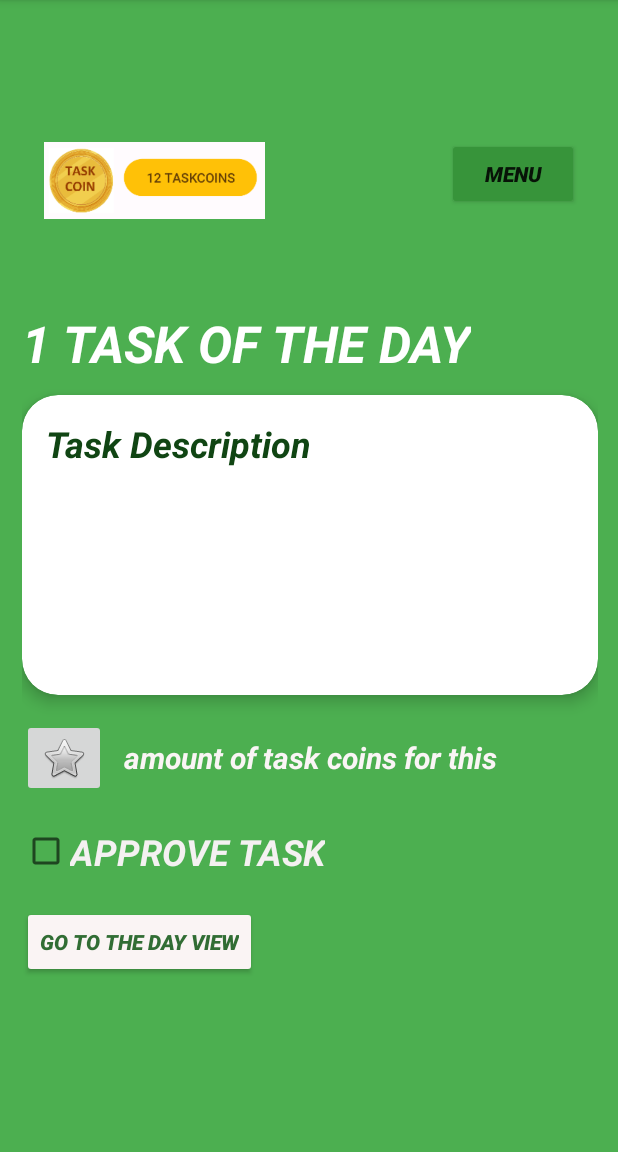
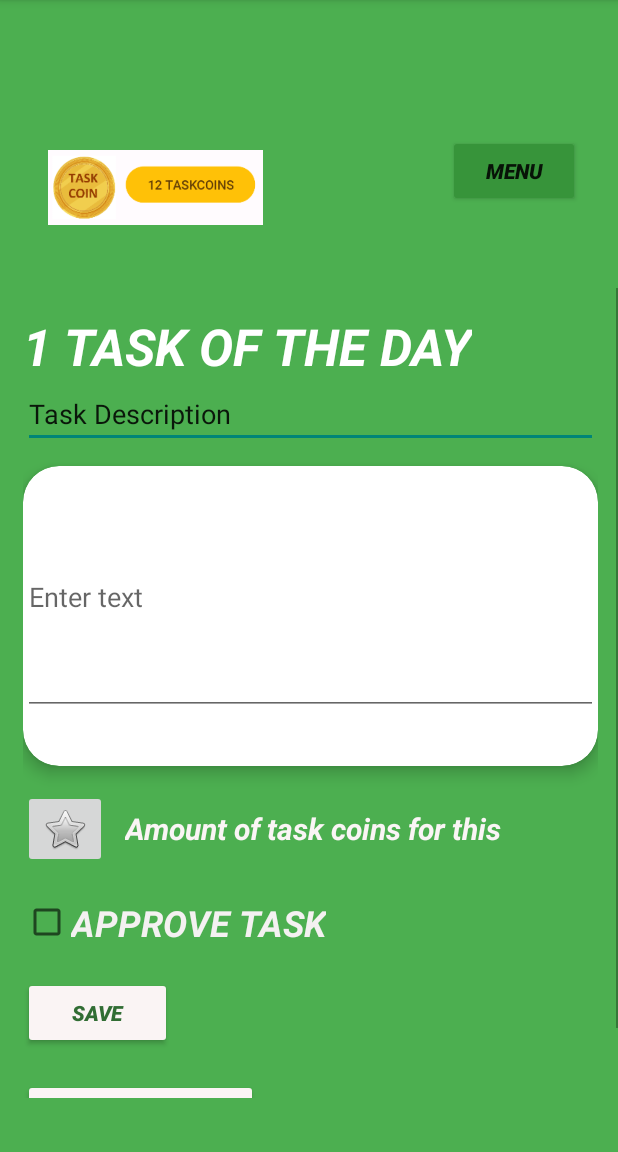
Before and after one commit to MaksymTsyhypalo/MobileSystems, an Android app: the screen it shows after launch (ScrollTaskActivity), after a tap on "TASK PAGE", on a phone screen of 412 x 824 dp, the part 84-1236 px from its top. Run offline under Robolectric (Android 15) with nearby library versions, the phone set to English and light mode, and no system bars.

Commit message:
UI changes, added user input and internal storage.

```diff
--- a/Assistant/app/src/main/java/com/example/assistant/GardenActivity.kt
+++ b/Assistant/app/src/main/java/com/example/assistant/GardenActivity.kt
@@ -14,5 +14,8 @@ class GardenActivity : AppCompatActivity() {
         findViewById<Button>(R.id.btn_menu).setOnClickListener {
             startActivity(Intent(this, MenuActivity::class.java))
         }
+        findViewById<Button>(R.id.shopbutton).setOnClickListener {
+            startActivity(Intent(this, ShopActivity::class.java))
+        }
     }
 }
--- a/Assistant/app/src/main/java/com/example/assistant/ScrollDayActivity.kt
+++ b/Assistant/app/src/main/java/com/example/assistant/ScrollDayActivity.kt
@@ -13,5 +13,7 @@ class ScrollDayActivity : AppCompatActivity() {
         findViewById<Button>(R.id.btn_menu).setOnClickListener {
             startActivity(Intent(this, MenuActivity::class.java))
         }
+        findViewById<Button>(R.id.button5).setOnClickListener{ startActivity(Intent(this, ScrollTaskActivity::class.java)) }
+        findViewById<Button>(R.id.button8).setOnClickListener{ startActivity(Intent(this, ScrollTaskActivity::class.java)) }
     }
 }
--- a/Assistant/app/src/main/java/com/example/assistant/ScrollTaskActivity.kt
+++ b/Assistant/app/src/main/java/com/example/assistant/ScrollTaskActivity.kt
@@ -2,16 +2,48 @@ package com.example.assistant
 
 import android.content.Intent
 import android.os.Bundle
+import android.widget.Button
+import android.widget.CheckBox
+import android.widget.EditText
 import androidx.appcompat.app.AppCompatActivity
-import android.widget.Button
+import java.io.File
+import android.widget.Toast;
 
 class ScrollTaskActivity : AppCompatActivity() {
     override fun onCreate(savedInstanceState: Bundle?) {
         super.onCreate(savedInstanceState)
         setContentView(R.layout.scroll_task)
+        val filed = File(filesDir, "descriptions.json");
+        if(!filed.exists()){
+            filed.createNewFile();
+        }
+        val file = File(filesDir, "data.json");
+        if(!file.exists()){
+            file.createNewFile();
+        }
+        var etext = findViewById<EditText>(R.id.edit1);
+        var dtext = findViewById<EditText>(R.id.edittextdesc);
+
+        var Ostringd: String = filed.readText(Charsets.UTF_8);
+        var Ostringx: String = file.readText(Charsets.UTF_8);
+        etext.clearComposingText();
+        etext.append(Ostringx);
+        dtext.append(Ostringd);
+
 
         findViewById<Button>(R.id.btn_menu).setOnClickListener {
             startActivity(Intent(this, MenuActivity::class.java))
         }
+        findViewById<CheckBox>(R.id.checkBox).setOnClickListener { }
+        var button = findViewById<Button>(R.id.button2);
+        findViewById<Button>(R.id.button2).setOnClickListener {
+            var Stringd: String = dtext.getText().toString();
+            val Stringx: String = etext.getText().toString();
+
+            filed.writeText(Stringd + "\n", Charsets.UTF_8);
+            file.writeText(Stringx + "\n", Charsets.UTF_8);
+            Toast.makeText(this@ScrollTaskActivity, "Saved", Toast.LENGTH_SHORT).show()
+        }
+
     }
 }
--- a/Assistant/app/src/main/java/com/example/assistant/ShopActivity.kt
+++ b/Assistant/app/src/main/java/com/example/assistant/ShopActivity.kt
@@ -13,5 +13,8 @@ class ShopActivity : AppCompatActivity() {
         findViewById<Button>(R.id.btn_menu).setOnClickListener {
             startActivity(Intent(this, MenuActivity::class.java))
         }
+        findViewById<Button>(R.id.vb).setOnClickListener {
+            startActivity(Intent(this, GardenActivity::class.java))
+        }
     }
 }
--- a/Assistant/app/src/main/res/layout/menu_layout.xml
+++ b/Assistant/app/src/main/res/layout/menu_layout.xml
@@ -15,7 +15,7 @@
         <TextView
             android:id="@+id/textView5"
             android:layout_width="match_parent"
-            android:layout_height="38dp"
+            android:layout_height="40dp"
             android:background="#FFFFFF"
             android:backgroundTint="#FFFFFF"
             android:text="CFAssist"
--- a/Assistant/app/src/main/res/layout/scroll_task.xml
+++ b/Assistant/app/src/main/res/layout/scroll_task.xml
@@ -8,10 +8,10 @@
 
     <LinearLayout
         android:id="@+id/header_task"
-        android:layout_width="196dp"
-        android:layout_height="57dp"
-        android:layout_marginTop="92dp"
-        android:layout_marginEnd="134dp"
+        android:layout_width="195dp"
+        android:layout_height="60dp"
+        android:layout_marginTop="95dp"
+        android:layout_marginEnd="135dp"
         android:gravity="center_vertical"
         android:orientation="horizontal"
         android:paddingStart="16dp"
@@ -23,15 +23,15 @@
         app:layout_constraintTop_toTopOf="parent">
 
         <ImageView
-            android:layout_width="174dp"
-            android:layout_height="51dp"
+            android:layout_width="175dp"
+            android:layout_height="50dp"
             android:src="@drawable/task_coins_brick" />
 
     </LinearLayout>
 
     <ScrollView
-        android:layout_width="416dp"
-        android:layout_height="538dp"
+        android:layout_width="415dp"
+        android:layout_height="540dp"
         app:layout_constraintBottom_toBottomOf="parent"
         app:layout_constraintEnd_toEndOf="parent"
         app:layout_constraintStart_toStartOf="parent"
@@ -52,6 +52,14 @@
                 android:textSize="34sp"
                 android:textStyle="bold|italic" />
 
+            <EditText
+                android:id="@+id/edittextdesc"
+                android:layout_width="match_parent"
+                android:layout_height="wrap_content"
+                android:ems="10"
+                android:inputType="text"
+                android:text="Task Description" />
+
             <androidx.cardview.widget.CardView
                 android:layout_width="match_parent"
                 android:layout_height="200dp"
@@ -59,15 +67,18 @@
                 app:cardCornerRadius="24dp"
                 app:cardElevation="6dp">
 
-                <TextView
-                    android:id="@+id/textView4"
-                    android:layout_width="wrap_content"
-                    android:layout_height="wrap_content"
-                    android:padding="16dp"
-                    android:text="Task Description"
-                    android:textColor="#104513"
-                    android:textSize="24sp"
-                    android:textStyle="bold|italic" />
+                <com.google.android.material.textfield.TextInputLayout
+                    android:id="@+id/Inpl"
+                    android:layout_width="match_parent"
+                    android:layout_height="180dp"
+                    android:hint="Enter text">
+
+                    <EditText
+                        android:id="@+id/edit1"
+                        android:layout_width="match_parent"
+                        android:layout_height="155dp"
+                        android:inputType="text" />
+                </com.google.android.material.textfield.TextInputLayout>
             </androidx.cardview.widget.CardView>
 
             <LinearLayout
@@ -88,10 +99,11 @@
                     android:layout_width="wrap_content"
                     android:layout_height="wrap_content"
                     android:layout_marginStart="12dp"
-                    android:text="amount of task coins for this"
+                    android:text="Amount of task coins for this"
                     android:textColor="#FAF5F5"
                     android:textSize="20sp"
                     android:textStyle="bold|italic" />
+
             </LinearLayout>
 
             <CheckBox
@@ -105,6 +117,16 @@
                 android:textStyle="bold|italic" />
 
             <Button
+                android:id="@+id/button2"
+                android:layout_width="99dp"
+                android:layout_height="wrap_content"
+                android:layout_marginTop="20dp"
+                android:backgroundTint="#FAF4F4"
+                android:text="SAVE"
+                android:textColor="#316D34"
+                android:textStyle="bold|italic" />
+
+            <Button
                 android:id="@+id/button3"
                 android:layout_width="wrap_content"
                 android:layout_height="wrap_content"
@@ -113,6 +135,7 @@
                 android:text="GO TO THE DAY VIEW"
                 android:textColor="#316D34"
                 android:textStyle="bold|italic" />
+
         </LinearLayout>
     </ScrollView>
 
@@ -120,8 +143,8 @@
         android:id="@+id/btn_menu"
         android:layout_width="wrap_content"
         android:layout_height="wrap_content"
-        android:layout_marginTop="92dp"
-        android:layout_marginEnd="26dp"
+        android:layout_marginTop="90dp"
+        android:layout_marginEnd="25dp"
         android:backgroundTint="#37943A"
         android:text="MENU"
         android:textStyle="bold|italic"
```
Also changed, not shown: Assistant/app/src/main/java/com/example/assistant/ScrollWeekActivity.kt (+8 -0 lines), Assistant/app/src/main/res/layout/garden.xml (+16 -5 lines), Assistant/app/src/main/res/layout/scroll_day.xml (+25 -27 lines), Assistant/app/src/main/res/layout/shop.xml (+13 -0 lines).
